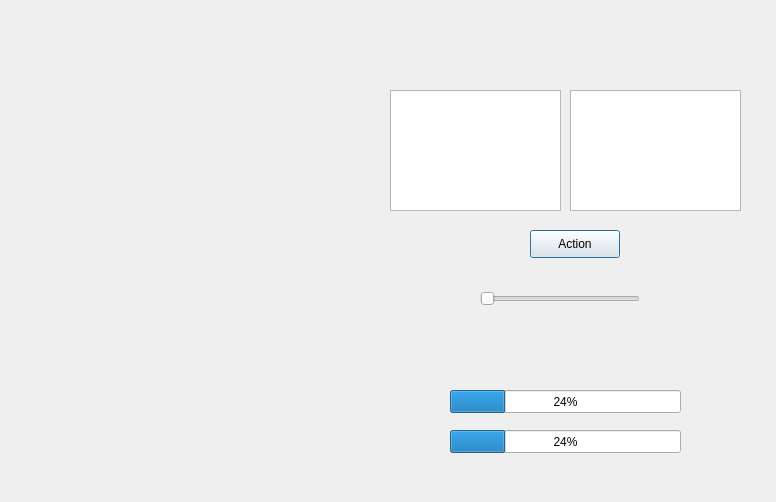
Above: Projet/jeu.ui from FadiSheh/Projet_C- before the change. Below: the same form after it.
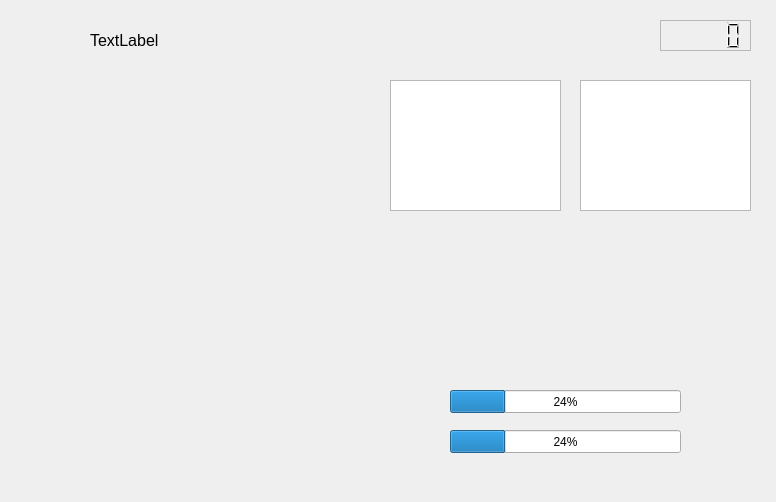
That is the form after the change. Icons and pictures are not drawn.

Patch:
```diff
--- a/Projet/jeu.ui
+++ b/Projet/jeu.ui
@@ -10,6 +10,18 @@
     <height>502</height>
    </rect>
   </property>
+  <property name="minimumSize">
+   <size>
+    <width>776</width>
+    <height>502</height>
+   </size>
+  </property>
+  <property name="maximumSize">
+   <size>
+    <width>776</width>
+    <height>502</height>
+   </size>
+  </property>
   <property name="windowTitle">
    <string>The World Of Tomorrow</string>
   </property>
@@ -39,19 +51,6 @@
     <number>24</number>
    </property>
   </widget>
-  <widget class="QSlider" name="horizontalSlider">
-   <property name="geometry">
-    <rect>
-     <x>480</x>
-     <y>290</y>
-     <width>160</width>
-     <height>17</height>
-    </rect>
-   </property>
-   <property name="orientation">
-    <enum>Qt::Horizontal</enum>
-   </property>
-  </widget>
   <widget class="QLabel" name="label">
    <property name="geometry">
     <rect>
@@ -65,56 +64,83 @@
     <string/>
    </property>
   </widget>
-  <widget class="QListWidget" name="l_action">
+  <widget class="QLabel" name="label_nom">
+   <property name="geometry">
+    <rect>
+     <x>90</x>
+     <y>30</y>
+     <width>111</width>
+     <height>21</height>
+    </rect>
+   </property>
+   <property name="font">
+    <font>
+     <pointsize>12</pointsize>
+    </font>
+   </property>
+   <property name="text">
+    <string>TextLabel</string>
+   </property>
+  </widget>
+  <widget class="QLCDNumber" name="lcdNumber">
+   <property name="geometry">
+    <rect>
+     <x>660</x>
+     <y>20</y>
+     <width>91</width>
+     <height>31</height>
+    </rect>
+   </property>
+   <property name="frameShape">
+    <enum>QFrame::StyledPanel</enum>
+   </property>
+  </widget>
+  <widget class="QLabel" name="label_2">
+   <property name="geometry">
+    <rect>
+     <x>617</x>
+     <y>20</y>
+     <width>31</width>
+     <height>31</height>
+    </rect>
+   </property>
+   <property name="text">
+    <string/>
+   </property>
+   <property name="pixmap">
+    <pixmap>../coin.png</pixmap>
+   </property>
+   <property name="scaledContents">
+    <bool>true</bool>
+   </property>
+  </widget>
+  <widget class="QListWidget" name="l_principale">
    <property name="geometry">
     <rect>
      <x>390</x>
-     <y>90</y>
+     <y>80</y>
      <width>171</width>
-     <height>121</height>
+     <height>131</height>
     </rect>
    </property>
   </widget>
   <widget class="QListWidget" name="l_deplacer">
    <property name="geometry">
     <rect>
-     <x>570</x>
-     <y>90</y>
+     <x>580</x>
+     <y>80</y>
      <width>171</width>
-     <height>121</height>
+     <height>131</height>
     </rect>
    </property>
   </widget>
-  <widget class="QPushButton" name="Action">
+  <widget class="QListWidget" name="l_principale_3">
    <property name="geometry">
     <rect>
-     <x>530</x>
-     <y>230</y>
-     <width>90</width>
-     <height>28</height>
-    </rect>
-   </property>
-   <property name="text">
-    <string>Action</string>
-   </property>
-  </widget>
-  <widget class="QListWidget" name="l_physique">
-   <property name="geometry">
-    <rect>
-     <x>570</x>
-     <y>90</y>
+     <x>580</x>
+     <y>80</y>
      <width>171</width>
-     <height>121</height>
-    </rect>
-   </property>
-  </widget>
-  <widget class="QListWidget" name="l_mental">
-   <property name="geometry">
-    <rect>
-     <x>570</x>
-     <y>90</y>
-     <width>171</width>
-     <height>121</height>
+     <height>131</height>
     </rect>
    </property>
   </widget>
```
Left out of the diff: 21 changed lines with no effect on the pictures.
